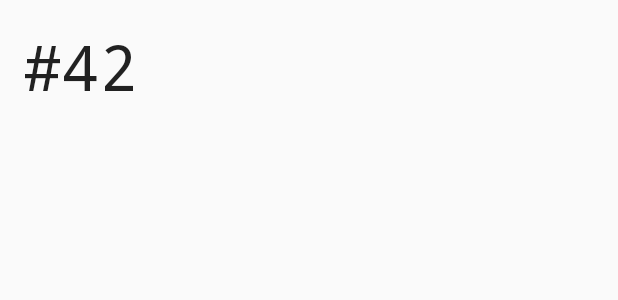
After one commit to chukrav/ShoppingList, an Android app: the layout list_item.xml on its own in the app's theme, with its tools: preview values and no code run, on a phone screen of 412 x 824 dp. The commit adds this screen. Shown: the top 300 px of the screen. Run offline under Robolectric (Android 15) with nearby library versions, the phone set to English and light mode, and no system bars.

Commit message:
Create RecyclerView

```diff
--- /dev/null
+++ b/app/src/main/res/layout/list_item.xml
@@ -0,0 +1,18 @@
+<?xml version="1.0" encoding="utf-8"?>
+<FrameLayout xmlns:android="http://schemas.android.com/apk/res/android"
+    xmlns:tools="http://schemas.android.com/tools"
+    android:layout_width="match_parent"
+    android:layout_height="wrap_content"
+    android:padding="16dp">
+
+    <TextView
+        android:id="@+id/tv_item"
+        style="@style/TextAppearance.AppCompat.Title"
+        android:layout_width="wrap_content"
+        android:layout_height="wrap_content"
+        android:layout_gravity="center_vertical|start"
+        android:fontFamily="monospace"
+        android:textSize="42sp"
+        tools:text="#42" />
+
+</FrameLayout>
```
Also changed, not shown: app/src/main/res/layout/activity_main.xml (+10 -10 lines).
